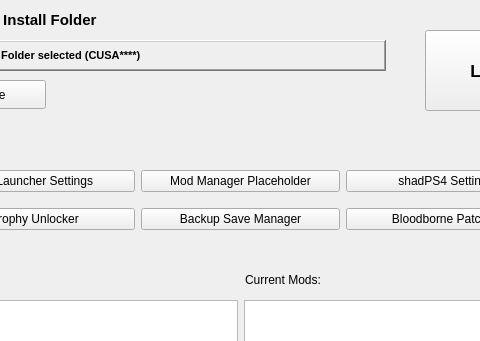
Old version of the form bblauncher.ui in the repository rainmakerv3/BB_Launcher; both pictures show x 115 to 595 and y 0 to 341 of the 710 by 696 pixel window.
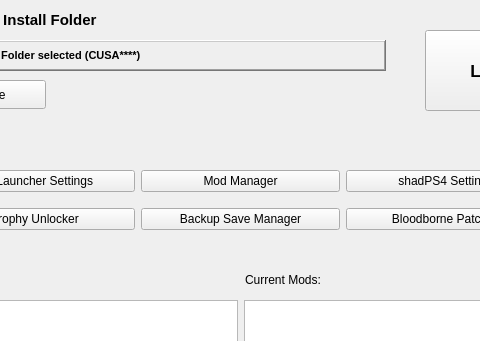
New version of the form.

Commit message: Edit error messagebox a bit

Patch:
```diff
--- a/bblauncher.ui
+++ b/bblauncher.ui
@@ -2,6 +2,9 @@
 <ui version="4.0">
  <class>BBLauncher</class>
  <widget class="QMainWindow" name="BBLauncher">
+  <property name="enabled">
+   <bool>true</bool>
+  </property>
   <property name="geometry">
    <rect>
     <x>0</x>
@@ -166,7 +169,7 @@
        <item>
         <widget class="QPushButton" name="ModManagerButton">
          <property name="text">
-          <string>Mod Manager Placeholder</string>
+          <string>Mod Manager</string>
          </property>
         </widget>
        </item>
```
Left out of the diff: 8 changed lines with no effect on the pictures. The commit also changes 1 other file.
